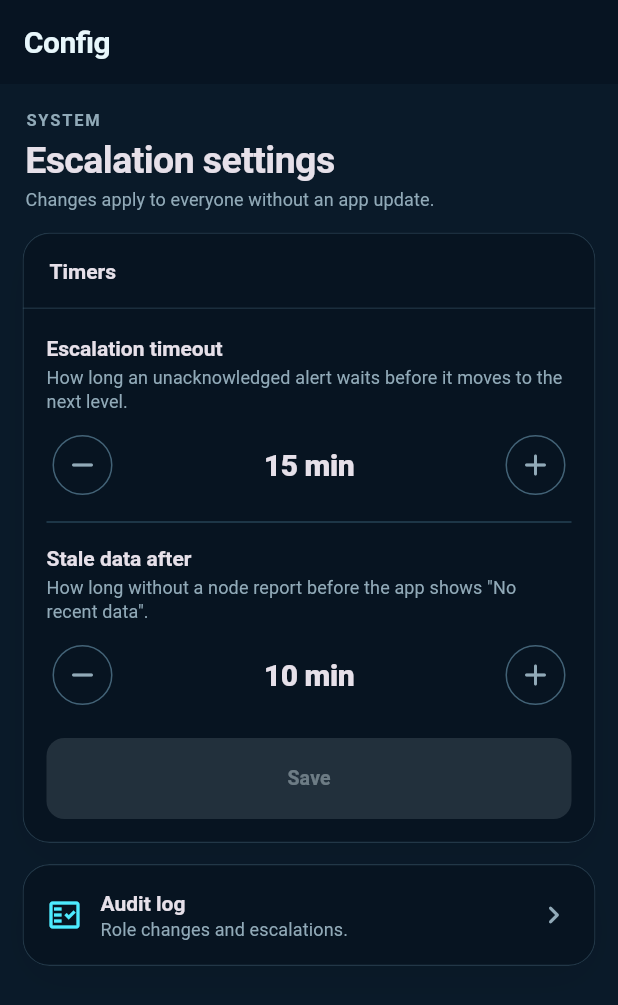
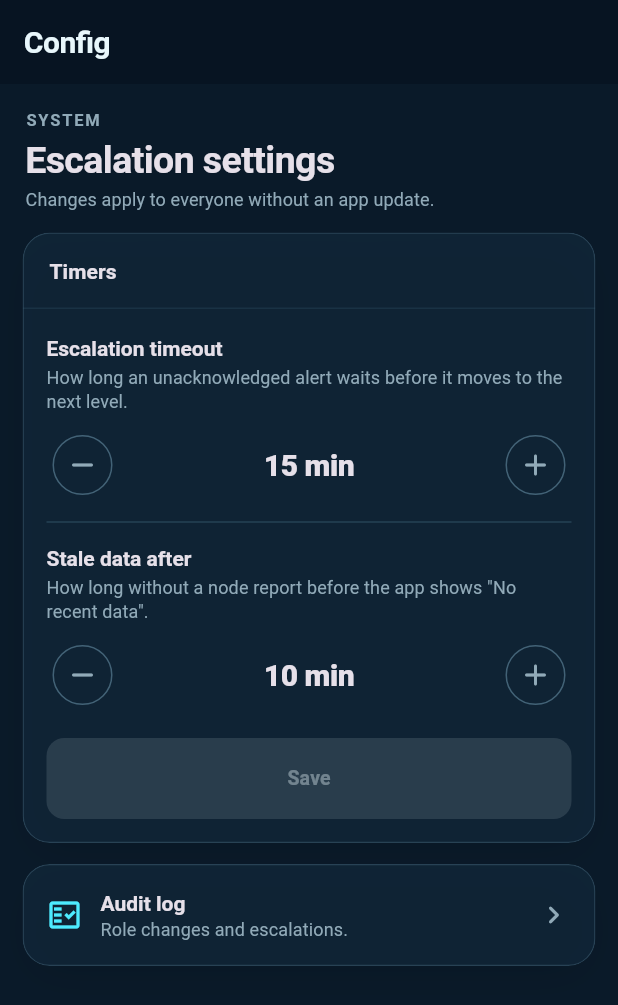
Before and after one commit to shoatl/sjndjwkba, a Flutter app: the ConfigScreen screen opened directly with empty values, on a phone screen of 412 x 824 dp. Shown: the top 1005 px of the screen. Run offline on Flutter 3.47's test engine with Material 3 defaults, Android fonts, the phone set to English and light mode, and no system bars; accounts and stored records are empty; statements that could not run were skipped.

Commit message:
Apply restrained glass surfaces to shared cards

```diff
--- a/lib/shared/widgets/app_card.dart
+++ b/lib/shared/widgets/app_card.dart
@@ -1,11 +1,7 @@
-// lib/shared/widgets/app_card.dart
-//
-// The standard card used across the app: thin border, soft shadow, optional
-// header, optional colored edge, optional tap. No business logic.
-//
-// Colors come only from context.colors. Pass [accent] from the caller
-// (for example context.status.stage2) when the card needs a colored edge,
-// and always show the meaning in words too, not by color alone.
+// Shared restrained-glass card used throughout the application.
+// Keep surfaces readable: blur and transparency are subtle, not decorative.
+
+import 'dart:ui';
 
 import 'package:flutter/material.dart';
 
@@ -24,36 +20,21 @@ class AppCard extends StatelessWidget {
     this.semanticLabel,
   });
 
-  /// Corner radius shared with the Login and Request Access cards.
   static const double radius = 18;
 
-  /// Card body.
   final Widget child;
-
-  /// Optional header. Shown above a thin divider.
   final String? title;
   final String? subtitle;
-
-  /// Optional widget at the right of the header, such as a status pill.
   final Widget? trailing;
-
-  /// Padding around [child].
   final EdgeInsetsGeometry padding;
-
-  /// Optional colored strip on the left edge.
   final Color? accent;
-
-  /// Makes the whole card tappable.
   final VoidCallback? onTap;
-
-  /// Spoken label for screen readers when the card is tappable.
   final String? semanticLabel;
 
   @override
   Widget build(BuildContext context) {
     final scheme = context.colors;
     final borderRadius = BorderRadius.circular(radius);
-
     final hasHeader = title != null;
     final body = Padding(padding: padding, child: child);
 
@@ -63,7 +44,11 @@ class AppCard extends StatelessWidget {
             crossAxisAlignment: CrossAxisAlignment.stretch,
             children: [
               _CardHeader(title: title!, subtitle: subtitle, trailing: trailing),
-              Divider(height: 1, thickness: 1, color: scheme.outline.withAlpha(85)),
+              Divider(
+                height: 1,
+                thickness: 1,
+                color: scheme.outlineVariant.withAlpha(125),
+              ),
               body,
             ],
           )
@@ -74,19 +59,28 @@ class AppCard extends StatelessWidget {
         borderRadius: borderRadius,
         boxShadow: [
           BoxShadow(
-            color: scheme.shadow.withAlpha(22),
+            color: Colors.black.withAlpha(32),
             blurRadius: 22,
-            spreadRadius: -5,
+            spreadRadius: -7,
             offset: const Offset(0, 10),
           ),
         ],
       ),
+      child: ClipRRect(
+        borderRadius: borderRadius,
+        child: BackdropFilter(
+          filter: ImageFilter.blur(sigmaX: 10, sigmaY: 10),
           child: Material(
-        color: scheme.surface,
+            color: scheme.surfaceContainerHighest.withAlpha(
+              scheme.brightness == Brightness.dark ? 205 : 238,
+            ),
             clipBehavior: Clip.antiAlias,
             shape: RoundedRectangleBorder(
               borderRadius: borderRadius,
-          side: BorderSide(color: scheme.outline.withAlpha(115), width: 0.8),
+              side: BorderSide(
+                color: scheme.outline.withAlpha(125),
+                width: 0.9,
+              ),
             ),
             child: InkWell(
               onTap: onTap,
@@ -99,10 +93,12 @@ class AppCard extends StatelessWidget {
                       left: 0,
                       top: 0,
                       bottom: 0,
-                  width: 4,
+                      width: 3,
                       child: ColoredBox(color: accent!),
                     ),
                 ],
+              ),
+            ),
           ),
         ),
       ),
@@ -136,10 +132,13 @@ class _CardHeader extends StatelessWidget {
               children: [
                 Text(
                   title,
-                  style: text.titleSmall?.copyWith(fontWeight: FontWeight.w700),
+                  style: text.titleSmall?.copyWith(
+                    fontWeight: FontWeight.w700,
+                    letterSpacing: 0.05,
+                  ),
                 ),
                 if (subtitle != null) ...[
-                  const SizedBox(height: 3),
+                  const SizedBox(height: 4),
                   Text(
                     subtitle!,
                     style: text.bodySmall?.copyWith(
```
Lines whose indentation alone changed are shown as unchanged.
